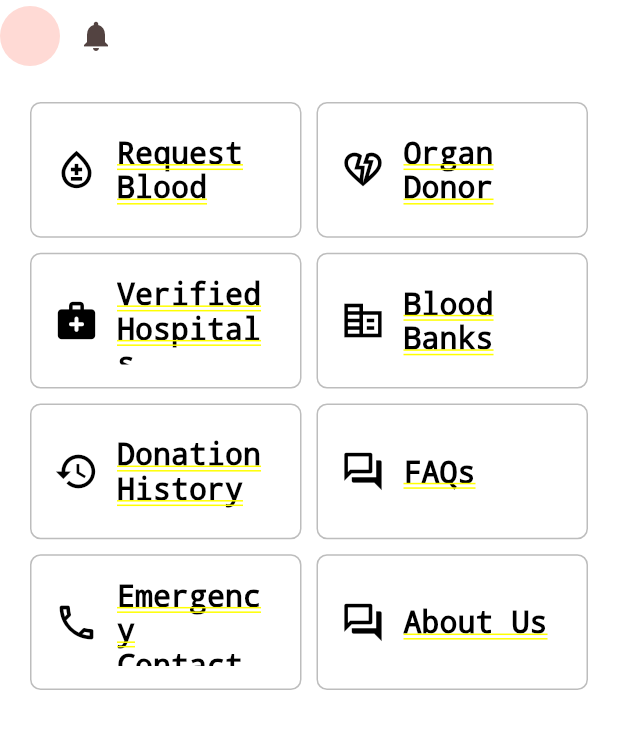
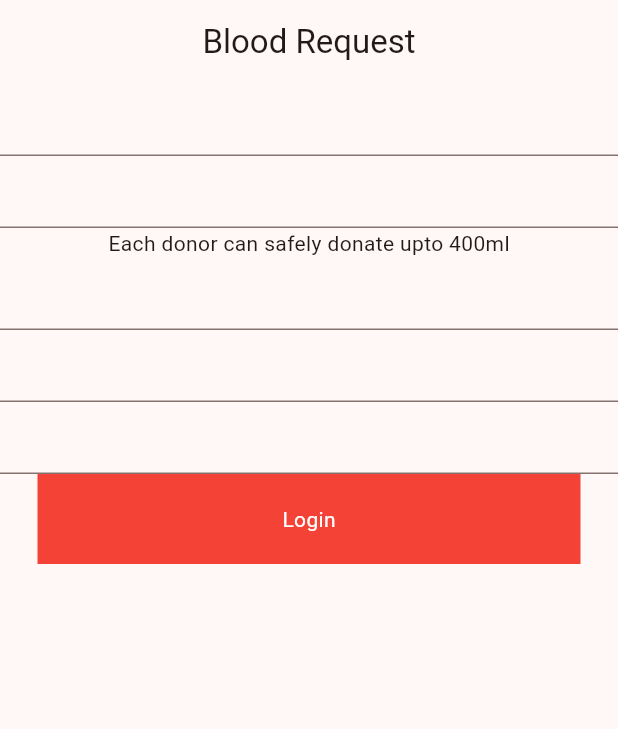
Before and after one commit to Abdul-Hadi-Jalil/EsperFlow, a Flutter app: the screen it shows after launch, on a phone screen of 412 x 824 dp. Shown: the top 729 px of the screen. Run offline on Flutter 3.47's test engine with Material 3 defaults, Android fonts, the phone set to English and light mode, and no system bars.

Commit message:
created the husk of blood request screen

```diff
--- a/lib/main.dart
+++ b/lib/main.dart
@@ -1,3 +1,4 @@
+import 'package:esperflow/screens/blood_request_screen.dart';
 import 'package:esperflow/screens/home_screen.dart';
 import 'package:esperflow/screens/login_screen.dart';
 import 'package:flutter/material.dart';
@@ -15,7 +16,7 @@ class MyApp extends StatelessWidget {
     return MaterialApp(
       title: 'Flutter Demo',
       theme: ThemeData(colorScheme: .fromSeed(seedColor: Colors.red)),
-      home: HomeScreen(),
+      home: BloodRequestScreen(),
     );
   }
 }
--- a/lib/screens/blood_request_screen.dart
+++ b/lib/screens/blood_request_screen.dart
@@ -0,0 +1,46 @@
+import 'package:esperflow/widgets/my_custom_buttom.dart';
+import 'package:esperflow/widgets/my_text_field.dart';
+import 'package:flutter/material.dart';
+
+class BloodRequestScreen extends StatelessWidget {
+  const BloodRequestScreen({super.key});
+
+  @override
+  Widget build(BuildContext context) {
+    return Scaffold(
+      appBar: AppBar(title: Text('Blood Request'), centerTitle: true),
+      body: SingleChildScrollView(
+        child: Column(
+          children: [
+            // full name field
+            MyTextField(),
+
+            // phone number field
+            MyTextField(),
+
+            // drop down menu for blood group selection
+            // TODO: will be implemented
+
+            // required blood quantity
+            // TODO: same drop down as blood group
+
+            // text for donor
+            Text('Each donor can safely donate upto 400ml'),
+
+            // location field
+            MyTextField(),
+
+            // hospital or cnic field
+            MyTextField(),
+
+            // additional notes
+            MyTextField(),
+
+            // submit button
+            MyCustomButtom(),
+          ],
+        ),
+      ),
+    );
+  }
+}
--- a/lib/screens/home_screen.dart
+++ b/lib/screens/home_screen.dart
@@ -75,6 +75,9 @@ class _HomeScreenState extends State<HomeScreen> {
                 ],
               ),
             ),
+
+            // bottom image of home screen
+            // TODO: an image of home screen
           ],
         ),
       ),
--- a/lib/widgets/menu_item_card.dart
+++ b/lib/widgets/menu_item_card.dart
@@ -1,3 +1,5 @@
+// used in home screen
+
 import 'package:flutter/material.dart';
 
 class MenuItemCard extends StatelessWidget {
--- a/lib/widgets/my_custom_buttom.dart
+++ b/lib/widgets/my_custom_buttom.dart
@@ -1,3 +1,5 @@
+// used in login and register screens
+
 import 'package:flutter/material.dart';
 
 class MyCustomButtom extends StatelessWidget {
--- a/lib/widgets/my_text_field.dart
+++ b/lib/widgets/my_text_field.dart
@@ -1,3 +1,5 @@
+// used in login and register screens
+
 import 'package:flutter/material.dart';
 
 class MyTextField extends StatelessWidget {
```
